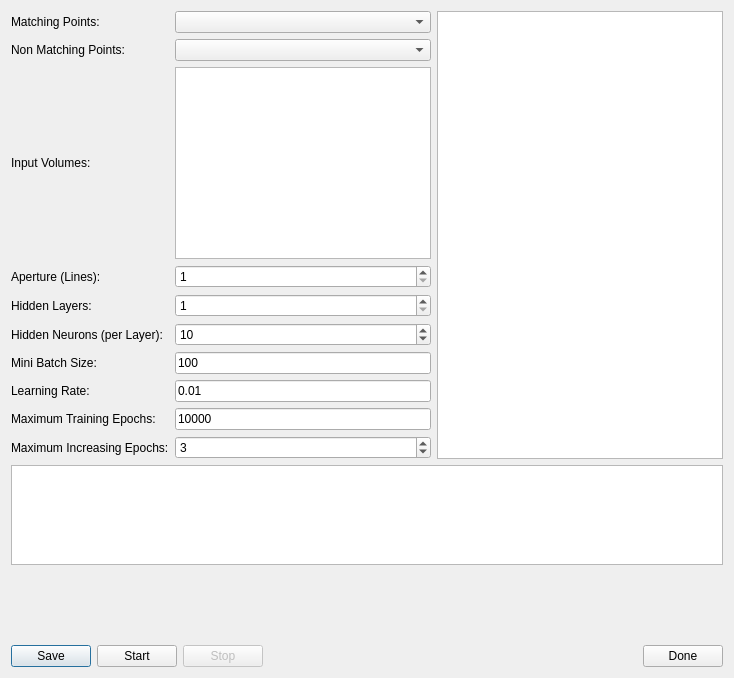
Qt form prozess/nnvolumetrainer.ui (fsoos74/su) before a commit.
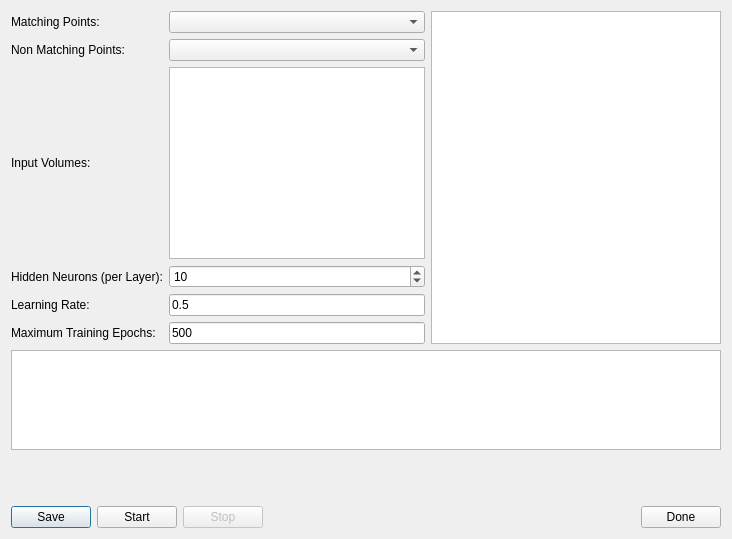
The same form after that commit.

Commit message: nn volume using simplemlp and no aperture

Diff of the .ui file:
```diff
--- a/prozess/nnvolumetrainer.ui
+++ b/prozess/nnvolumetrainer.ui
@@ -6,8 +6,8 @@
    <rect>
     <x>0</x>
     <y>0</y>
-    <width>734</width>
-    <height>678</height>
+    <width>732</width>
+    <height>539</height>
    </rect>
   </property>
   <property name="windowTitle">
@@ -18,27 +18,13 @@
     <layout class="QHBoxLayout" name="horizontalLayout_2">
      <item>
       <layout class="QGridLayout" name="gridLayout">
-       <item row="9" column="1">
-        <widget class="QLineEdit" name="leTrainingEpochs">
-         <property name="text">
-          <string>10000</string>
-         </property>
-        </widget>
-       </item>
-       <item row="10" column="0">
-        <widget class="QLabel" name="label_4">
-         <property name="text">
-          <string>Maximum Increasing Epochs:</string>
-         </property>
-        </widget>
-       </item>
        <item row="0" column="1">
         <widget class="QComboBox" name="cbMatching"/>
        </item>
        <item row="1" column="1">
         <widget class="QComboBox" name="cbNonMatching"/>
        </item>
-       <item row="9" column="0">
+       <item row="6" column="0">
         <widget class="QLabel" name="label_6">
          <property name="text">
           <string>Maximum Training Epochs:</string>
@@ -52,27 +38,31 @@
          </property>
         </widget>
        </item>
-       <item row="5" column="0">
+       <item row="3" column="0">
         <widget class="QLabel" name="label_8">
          <property name="text">
           <string>Hidden Neurons (per Layer):</string>
          </property>
         </widget>
        </item>
-       <item row="10" column="1">
-        <widget class="QSpinBox" name="sbIncreasingEpochs">
-         <property name="minimum">
-          <number>1</number>
+       <item row="0" column="0">
+        <widget class="QLabel" name="label">
+         <property name="text">
+          <string>Matching Points:</string>
          </property>
-         <property name="value">
-          <number>3</number>
+        </widget>
+       </item>
+       <item row="6" column="1">
+        <widget class="QLineEdit" name="leTrainingEpochs">
+         <property name="text">
+          <string>500</string>
          </property>
         </widget>
        </item>
-       <item row="8" column="1">
+       <item row="5" column="1">
         <widget class="QLineEdit" name="leLearningRate">
          <property name="text">
-          <string>0.01</string>
+          <string>0.5</string>
          </property>
         </widget>
        </item>
@@ -83,14 +73,14 @@
          </property>
         </widget>
        </item>
-       <item row="8" column="0">
+       <item row="5" column="0">
         <widget class="QLabel" name="label_7">
          <property name="text">
           <string>Learning Rate:</string>
          </property>
         </widget>
        </item>
-       <item row="5" column="1">
+       <item row="3" column="1">
         <widget class="QSpinBox" name="sbNeurons">
          <property name="minimum">
           <number>1</number>
@@ -103,13 +93,6 @@
          </property>
         </widget>
        </item>
-       <item row="6" column="1">
-        <widget class="QLineEdit" name="leTrainingRatio">
-         <property name="text">
-          <string>100</string>
-         </property>
-        </widget>
-       </item>
        <item row="2" column="1">
         <widget class="QListWidget" name="lwInput">
          <property name="selectionMode">
@@ -117,57 +100,6 @@
          </property>
         </widget>
        </item>
-       <item row="0" column="0">
-        <widget class="QLabel" name="label">
-         <property name="text">
-          <string>Matching Points:</string>
-         </property>
-        </widget>
-       </item>
-       <item row="6" column="0">
-        <widget class="QLabel" name="label_5">
-         <property name="text">
-          <string>Mini Batch Size:</string>
-         </property>
-        </widget>
-       </item>
-       <item row="3" column="0">
-        <widget class="QLabel" name="label_9">
-         <property name="text">
-          <string>Aperture (Lines):</string>
-         </property>
-        </widget>
-       </item>
-       <item row="3" column="1">
-        <widget class="QSpinBox" name="sbApertureLines">
-         <property name="minimum">
-          <number>1</number>
-         </property>
-         <property name="maximum">
-          <number>7</number>
-         </property>
-         <property name="singleStep">
-          <number>2</number>
-         </property>
-        </widget>
-       </item>
-       <item row="4" column="0">
-        <widget class="QLabel" name="label_10">
-         <property name="text">
-          <string>Hidden Layers:</string>
-         </property>
-        </widget>
-       </item>
-       <item row="4" column="1">
-        <widget class="QSpinBox" name="sbLayers">
-         <property name="minimum">
-          <number>1</number>
-         </property>
-         <property name="maximum">
-          <number>10</number>
-         </property>
-        </widget>
-       </item>
       </layout>
      </item>
      <item>
```
The commit also changes 11 other files.
